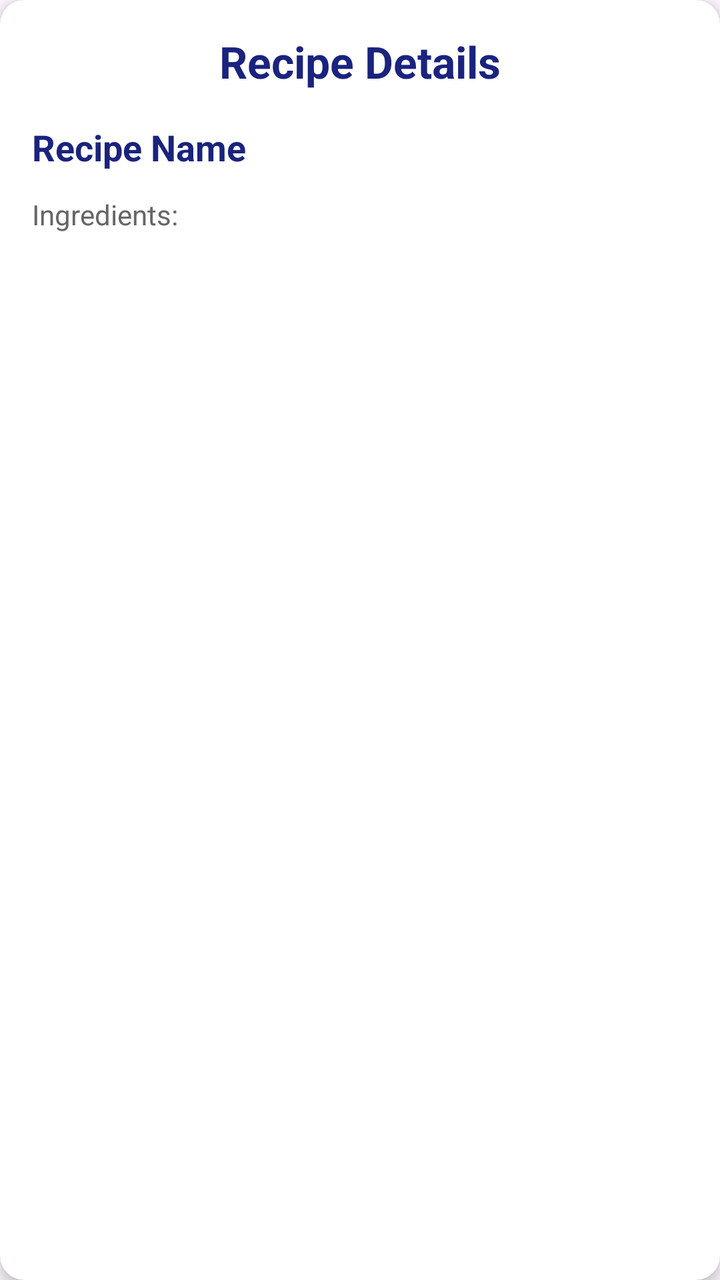
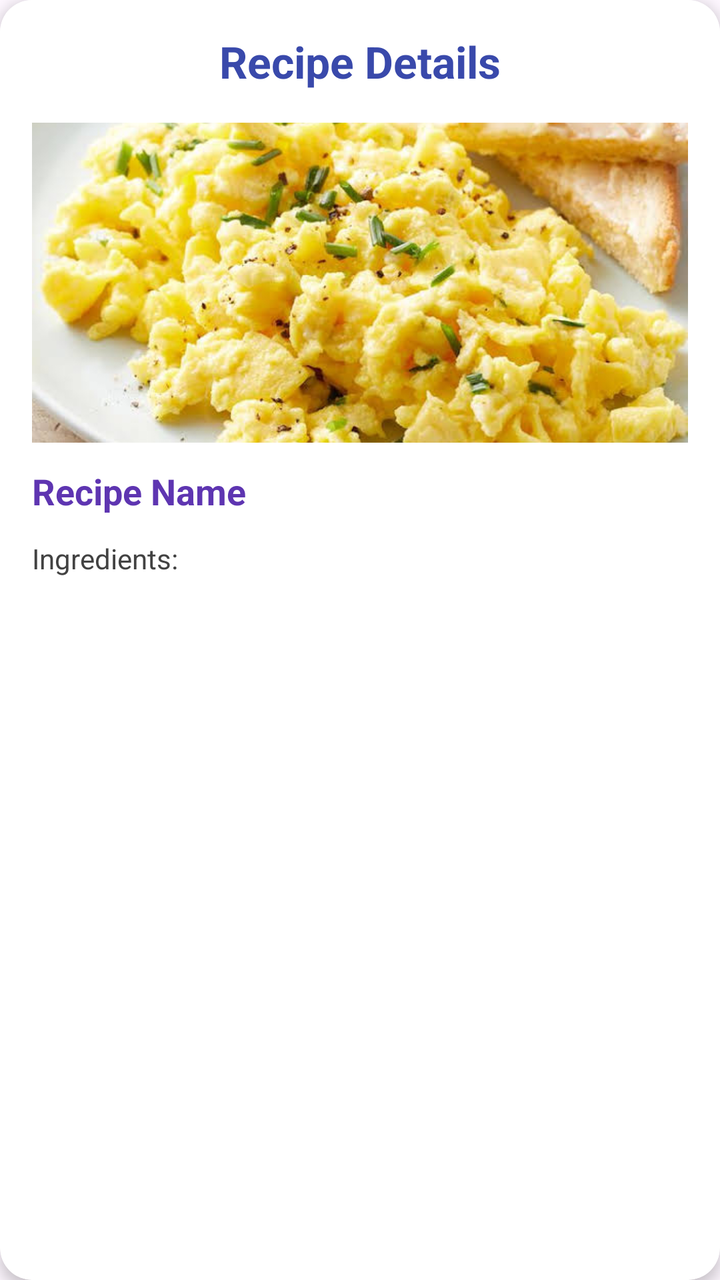

Compare the two renders of this Android layout. The source of the first and the diff that turns it into the second are given below.
<!-- AndroidManifest.xml: application theme Theme.SmartPantryManager -->
<!-- res/layout/item_recipe.xml -->
<?xml version="1.0" encoding="utf-8"?>
<androidx.cardview.widget.CardView xmlns:android="http://schemas.android.com/apk/res/android"
    xmlns:tools="http://schemas.android.com/tools"
    xmlns:app="http://schemas.android.com/apk/res-auto"
    android:layout_width="match_parent"
    android:layout_height="wrap_content"
    android:layout_margin="8dp"
    app:cardCornerRadius="12dp"
    app:cardElevation="4dp"

    >

    <LinearLayout
        android:layout_width="match_parent"
        android:layout_height="wrap_content"
        android:orientation="vertical"
        android:padding="16dp">

        <TextView
            android:layout_width="match_parent"
            android:layout_height="wrap_content"
            android:text="Recipe Details"
            android:textSize="22sp"
            android:textStyle="bold"
            android:textColor="#1A237E"
            android:gravity="center"
            android:layout_marginBottom="16dp" />

        <LinearLayout
            android:layout_width="match_parent"
            android:layout_height="wrap_content"
            android:gravity="center_vertical"
            android:orientation="horizontal"
            >
    <LinearLayout
        android:layout_width="0dp"
        android:layout_height="wrap_content"
        android:layout_weight="1"
        android:orientation="vertical">



        <TextView
            android:id="@+id/textViewRecipeTitle"
            android:layout_width="match_parent"
            android:layout_height="wrap_content"
            android:text="Recipe Name"
            android:textSize="18sp"
            android:textStyle="bold"
            android:textColor="#1A237E"
            android:layout_marginBottom="8dp"

            />

        <TextView
            android:id="@+id/textViewIngredients"
            android:layout_width="match_parent"
            android:layout_height="wrap_content"
            android:layout_marginTop="4dp"
            android:text="Ingredients:"
            android:textColor="#666666"
            android:textSize="14sp"

            />

    </LinearLayout>
        </LinearLayout>
    </LinearLayout>

</androidx.cardview.widget.CardView>
<!-- resources referenced by this layout -->
<resources>
  <style name="Theme.SmartPantryManager" parent="Base.Theme.SmartPantryManager" />
  <style name="Base.Theme.SmartPantryManager" parent="Theme.Material3.DayNight.NoActionBar">
          
          
      </style>
</resources>

<!-- the commit's change to res/layout/item_recipe.xml (unified diff, before → after) -->
@@ -1,20 +1,20 @@
 <?xml version="1.0" encoding="utf-8"?>
-<androidx.cardview.widget.CardView xmlns:android="http://schemas.android.com/apk/res/android"
-    xmlns:tools="http://schemas.android.com/tools"
+<androidx.cardview.widget.CardView
+    xmlns:android="http://schemas.android.com/apk/res/android"
     xmlns:app="http://schemas.android.com/apk/res-auto"
     android:layout_width="match_parent"
     android:layout_height="wrap_content"
     android:layout_margin="8dp"
-    app:cardCornerRadius="12dp"
-    app:cardElevation="4dp"
-
-    >
+    app:cardBackgroundColor="#FFFFFF"
+    app:cardCornerRadius="16dp"
+    app:cardElevation="4dp">
 
     <LinearLayout
         android:layout_width="match_parent"
         android:layout_height="wrap_content"
         android:orientation="vertical"
-        android:padding="16dp">
+        android:padding="16dp"
+        android:background="#FFFFFF">
 
         <TextView
             android:layout_width="match_parent"
@@ -22,49 +22,47 @@
             android:text="Recipe Details"
             android:textSize="22sp"
             android:textStyle="bold"
-            android:textColor="#1A237E"
+            android:textColor="#3949AB"
             android:gravity="center"
             android:layout_marginBottom="16dp" />
 
+        
+        <ImageView
+            android:id="@+id/imageRecipe"
+            android:layout_width="match_parent"
+            android:layout_height="160dp"
+            android:scaleType="centerCrop"
+            android:contentDescription="Recipe picture"
+            android:src="@drawable/scrambledeggs"
+            android:layout_marginBottom="12dp" />
+
+        
         <LinearLayout
             android:layout_width="match_parent"
             android:layout_height="wrap_content"
-            android:gravity="center_vertical"
-            android:orientation="horizontal"
-            >
-    <LinearLayout
-        android:layout_width="0dp"
-        android:layout_height="wrap_content"
-        android:layout_weight="1"
-        android:orientation="vertical">
+            android:orientation="vertical">
 
+            <TextView
+                android:id="@+id/textViewRecipeTitle"
+                android:layout_width="match_parent"
+                android:layout_height="wrap_content"
+                android:text="Recipe Name"
+                android:textSize="18sp"
+                android:textStyle="bold"
+                android:textColor="#5E35B1"
+                android:layout_marginBottom="8dp" />
 
+            <TextView
+                android:id="@+id/textViewIngredients"
+                android:layout_width="match_parent"
+                android:layout_height="wrap_content"
+                android:layout_marginTop="4dp"
+                android:text="Ingredients:"
+                android:textColor="#424242"
+                android:textSize="14sp" />
 
-        <TextView
-            android:id="@+id/textViewRecipeTitle"
-            android:layout_width="match_parent"
-            android:layout_height="wrap_content"
-            android:text="Recipe Name"
-            android:textSize="18sp"
-            android:textStyle="bold"
-            android:textColor="#1A237E"
-            android:layout_marginBottom="8dp"
+        </LinearLayout>
 
-            />
-
-        <TextView
-            android:id="@+id/textViewIngredients"
-            android:layout_width="match_parent"
-            android:layout_height="wrap_content"
-            android:layout_marginTop="4dp"
-            android:text="Ingredients:"
-            android:textColor="#666666"
-            android:textSize="14sp"
-
-            />
-
-    </LinearLayout>
-        </LinearLayout>
     </LinearLayout>
 
 </androidx.cardview.widget.CardView>
<!-- resource entries referenced after the edit -->
@@ -1,5 +1,6 @@
 <!-- resources referenced by this layout -->
 <resources>
+  <!-- drawable scrambledeggs: jpg bitmap (drawable, 55413 bytes) -->
   <style name="Theme.SmartPantryManager" parent="Base.Theme.SmartPantryManager" />
   <style name="Base.Theme.SmartPantryManager" parent="Theme.Material3.DayNight.NoActionBar">
           
